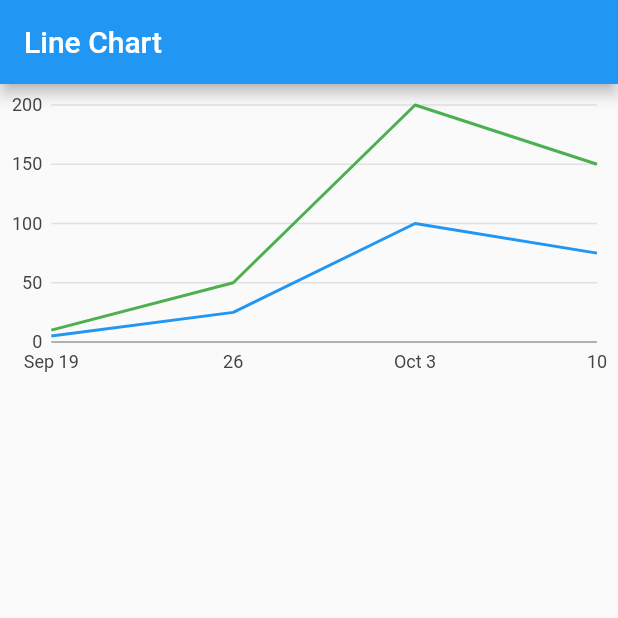
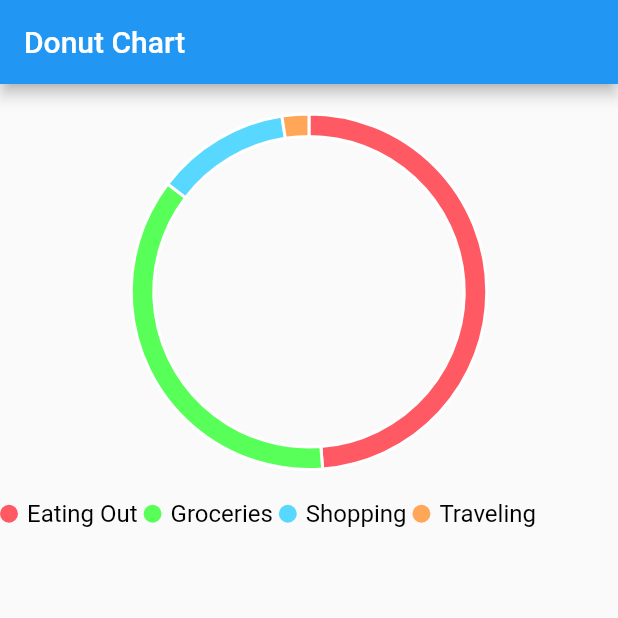
Before and after one commit to FaisalChoura/flutter-deep-dive, a Flutter app: the ChartsPage screen opened directly, on a phone screen of 412 x 824 dp, the top half of it. Run offline on Flutter 3.47's test engine with Material 2 defaults, Android fonts, the phone set to English and light mode, and no system bars; our stand-ins replace charts_flutter, flutter_spinkit, flutter_typeahead.

Commit message:
- line chart + donut chart & basic functionality

```diff
--- /dev/null
+++ b/002-charts/lib/donut_chart.dart
@@ -0,0 +1,85 @@
+/// Donut chart example. This is a simple pie chart with a hole in the middle.
+import 'package:charts_flutter/flutter.dart' as charts;
+import 'package:charts_flutter/flutter.dart';
+import 'package:flutter/material.dart';
+
+class DonutPieChart extends StatelessWidget {
+  final List<charts.Series> seriesList;
+  final bool animate;
+
+  DonutPieChart(this.seriesList, {this.animate});
+
+  /// Creates a [PieChart] with sample data and no transition.
+  factory DonutPieChart.withSampleData() {
+    return new DonutPieChart(
+      _createSampleData(),
+      animate: false,
+    );
+  }
+
+  @override
+  Widget build(BuildContext context) {
+    return new charts.PieChart(
+      seriesList,
+      animate: animate,
+      defaultRenderer: new charts.ArcRendererConfig(arcWidth: 15),
+      behaviors: [
+        new charts.DatumLegend(
+          position: charts.BehaviorPosition.bottom,
+          outsideJustification: charts.OutsideJustification.middleDrawArea,
+          horizontalFirst: true,
+          cellPadding: new EdgeInsets.only(right: 4.0, bottom: 4.0),
+          showMeasures: true,
+          desiredMaxColumns: 2,
+          desiredMaxRows: 2,
+          legendDefaultMeasure: charts.LegendDefaultMeasure.firstValue,
+          measureFormatter: (num value) {
+            return value == null ? '-' : "${value}\$";
+          },
+          entryTextStyle: charts.TextStyleSpec(
+              color: charts.MaterialPalette.black,
+              fontFamily: 'Roboto',
+              fontSize: 16),
+          // insideJustification: InsideJustification.topEnd,
+        ),
+      ],
+      selectionModels: [
+        new charts.SelectionModelConfig(changedListener: (selectionModel) {
+          final selectedData = selectionModel.selectedDatum;
+
+          if (selectedData.isNotEmpty) {
+            final purchases = selectedData.first.datum.amount;
+            print(purchases);
+          }
+        }),
+      ],
+    );
+  }
+
+  /// Create one series with sample hard coded data.
+  static List<charts.Series<Purchases, String>> _createSampleData() {
+    final data = [
+      new Purchases("Eating Out", 100, charts.Color(r: 255, g: 89, b: 100)),
+      new Purchases("Groceries", 75, charts.Color(r: 89, g: 255, b: 89)),
+      new Purchases("Shopping", 25, charts.Color(r: 89, g: 216, b: 255)),
+      new Purchases("Traveling", 5, charts.Color(r: 255, g: 166, b: 89)),
+    ];
+
+    return [
+      new charts.Series<Purchases, String>(
+        id: 'purchases',
+        domainFn: (Purchases purchases, _) => purchases.category,
+        measureFn: (Purchases purchases, _) => purchases.amount,
+        data: data,
+        colorFn: (Purchases purchases, _) => purchases.color,
+      )
+    ];
+  }
+}
+
+class Purchases {
+  final String category;
+  final num amount;
+  final charts.Color color;
+  Purchases(this.category, this.amount, this.color);
+}
--- a/charts/lib/main.dart
+++ b/002-charts/lib/main.dart
@@ -1,6 +1,6 @@
 import 'package:flutter/material.dart';
 
-import 'line_chart.dart';
+import 'donut_chart.dart';
 
 void main() {
   runApp(MyApp());
@@ -40,12 +40,12 @@ class ChartsPage extends StatelessWidget {
   Widget build(BuildContext context) {
     return Scaffold(
       appBar: AppBar(
-        title: Text("Line Chart"),
+        title: Text("Donut Chart"),
       ),
       body: Container(
         child: SizedBox(
-          height: 200,
-          child: TimeSeriesSymbolAnnotationChart.withSampleData(),
+          height: 300,
+          child: DonutPieChart.withSampleData(),
         ),
       ),
     );
--- a/charts/lib/line_chart.dart
+++ /dev/null
@@ -1,145 +0,0 @@
-/// Example of timeseries chart with annotation rows between the chart draw area
-/// and the domain axis.
-import 'package:charts_flutter/flutter.dart' as charts;
-import 'package:flutter/material.dart';
-
-class TimeSeriesSymbolAnnotationChart extends StatelessWidget {
-  final List<charts.Series> seriesList;
-  final bool animate;
-
-  TimeSeriesSymbolAnnotationChart(this.seriesList, {this.animate});
-
-  /// Creates a [TimeSeriesChart] with sample data and no transition.
-  factory TimeSeriesSymbolAnnotationChart.withSampleData() {
-    return new TimeSeriesSymbolAnnotationChart(
-      _createSampleData(),
-      // Disable animations for image tests.
-      animate: false,
-    );
-  }
-
-  @override
-  Widget build(BuildContext context) {
-    return new charts.TimeSeriesChart(
-      seriesList,
-      animate: animate,
-      // Custom renderer configuration for the point series.
-      customSeriesRenderers: [
-        new charts.SymbolAnnotationRendererConfig(
-            // ID used to link series to this renderer.
-            customRendererId: 'customSymbolAnnotation')
-      ],
-      // Optionally pass in a [DateTimeFactory] used by the chart. The factory
-      // should create the same type of [DateTime] as the data provided. If none
-      // specified, the default creates local date time.
-      dateTimeFactory: const charts.LocalDateTimeFactory(),
-    );
-  }
-
-  /// Create one series with sample hard coded data.
-  static List<charts.Series<TimeSeriesSales, DateTime>> _createSampleData() {
-    final myDesktopData = [
-      new TimeSeriesSales(timeCurrent: new DateTime(2017, 9, 19), sales: 5),
-      new TimeSeriesSales(timeCurrent: new DateTime(2017, 9, 26), sales: 25),
-      new TimeSeriesSales(timeCurrent: new DateTime(2017, 10, 3), sales: 100),
-      new TimeSeriesSales(timeCurrent: new DateTime(2017, 10, 10), sales: 75),
-    ];
-
-    final myTabletData = [
-      new TimeSeriesSales(timeCurrent: new DateTime(2017, 9, 19), sales: 10),
-      new TimeSeriesSales(timeCurrent: new DateTime(2017, 9, 26), sales: 50),
-      new TimeSeriesSales(timeCurrent: new DateTime(2017, 10, 3), sales: 200),
-      new TimeSeriesSales(timeCurrent: new DateTime(2017, 10, 10), sales: 150),
-    ];
-
-    // Example of a series with two range annotations. A regular point shape
-    // will be drawn at the current domain value, and a range shape will be
-    // drawn between the previous and target domain values.
-    //
-    // Note that these series do not contain any measure values. They are
-    // positioned automatically in rows.
-    final myAnnotationData1 = [
-      new TimeSeriesSales(
-        timeCurrent: new DateTime(2017, 9, 24),
-        timePrevious: new DateTime(2017, 9, 19),
-        timeTarget: new DateTime(2017, 9, 24),
-      ),
-      new TimeSeriesSales(
-        timeCurrent: new DateTime(2017, 9, 29),
-        timePrevious: new DateTime(2017, 9, 29),
-        timeTarget: new DateTime(2017, 10, 4),
-      ),
-    ];
-
-    // Example of a series with one range annotation and two single point
-    // annotations. Omitting the previous and target domain values causes that
-    // datum to be drawn as a single point.
-    final myAnnotationData2 = [
-      new TimeSeriesSales(
-        timeCurrent: new DateTime(2017, 9, 25),
-        timePrevious: new DateTime(2017, 9, 21),
-        timeTarget: new DateTime(2017, 9, 25),
-      ),
-      new TimeSeriesSales(timeCurrent: new DateTime(2017, 9, 31)),
-      new TimeSeriesSales(timeCurrent: new DateTime(2017, 10, 5)),
-    ];
-
-    return [
-      new charts.Series<TimeSeriesSales, DateTime>(
-        id: 'Desktop',
-        colorFn: (_, __) => charts.MaterialPalette.blue.shadeDefault,
-        domainFn: (TimeSeriesSales sales, _) => sales.timeCurrent,
-        measureFn: (TimeSeriesSales sales, _) => sales.sales,
-        data: myDesktopData,
-      ),
-      new charts.Series<TimeSeriesSales, DateTime>(
-        id: 'Tablet',
-        colorFn: (_, __) => charts.MaterialPalette.green.shadeDefault,
-        domainFn: (TimeSeriesSales sales, _) => sales.timeCurrent,
-        measureFn: (TimeSeriesSales sales, _) => sales.sales,
-        data: myTabletData,
-      ),
-      // new charts.Series<TimeSeriesSales, DateTime>(
-      //   id: 'Annotation Series 1',
-      //   colorFn: (_, __) => charts.MaterialPalette.gray.shadeDefault,
-      //   domainFn: (TimeSeriesSales sales, _) => sales.timeCurrent,
-      //   domainLowerBoundFn: (TimeSeriesSales row, _) => row.timePrevious,
-      //   domainUpperBoundFn: (TimeSeriesSales row, _) => row.timeTarget,
-      //   // No measure values are needed for symbol annotations.
-      //   measureFn: (_, __) => null,
-      //   data: myAnnotationData1,
-      // )
-      //   // Configure our custom symbol annotation renderer for this series.
-      //   ..setAttribute(charts.rendererIdKey, 'customSymbolAnnotation')
-      //   // Optional radius for the annotation shape. If not specified, this will
-      //   // default to the same radius as the points.
-      //   ..setAttribute(charts.boundsLineRadiusPxKey, 3.5),
-      // new charts.Series<TimeSeriesSales, DateTime>(
-      //   id: 'Annotation Series 2',
-      //   colorFn: (_, __) => charts.MaterialPalette.red.shadeDefault,
-      //   domainFn: (TimeSeriesSales sales, _) => sales.timeCurrent,
-      //   domainLowerBoundFn: (TimeSeriesSales row, _) => row.timePrevious,
-      //   domainUpperBoundFn: (TimeSeriesSales row, _) => row.timeTarget,
-      //   // No measure values are needed for symbol annotations.
-      //   measureFn: (_, __) => null,
-      //   data: myAnnotationData2,
-      // )
-      //   // Configure our custom symbol annotation renderer for this series.
-      //   ..setAttribute(charts.rendererIdKey, 'customSymbolAnnotation')
-      //   // Optional radius for the annotation shape. If not specified, this will
-      //   // default to the same radius as the points.
-      //   ..setAttribute(charts.boundsLineRadiusPxKey, 3.5),
-    ];
-  }
-}
-
-/// Sample time series data type.
-class TimeSeriesSales {
-  final DateTime timeCurrent;
-  final DateTime timePrevious;
-  final DateTime timeTarget;
-  final int sales;
-
-  TimeSeriesSales(
-      {this.timeCurrent, this.timePrevious, this.timeTarget, this.sales});
-}
```
Also changed, not shown: 002-charts/pubspec.lock (renamed from charts/pubspec.lock), 002-charts/pubspec.yaml (renamed from charts/pubspec.yaml), 118 other files.
